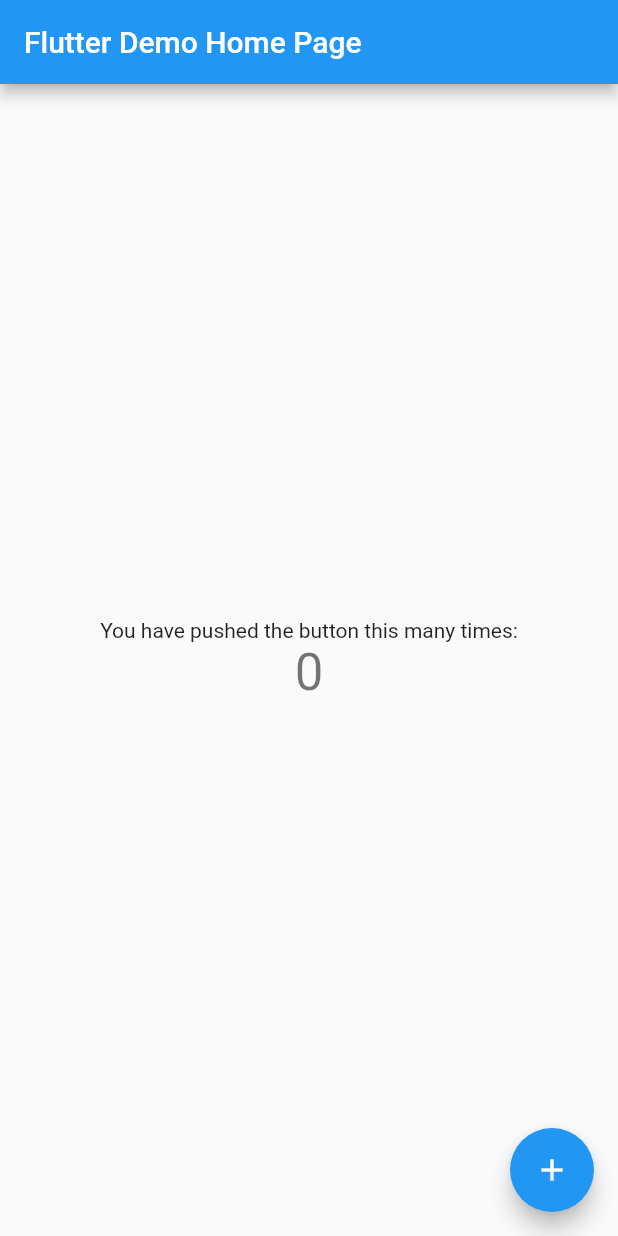
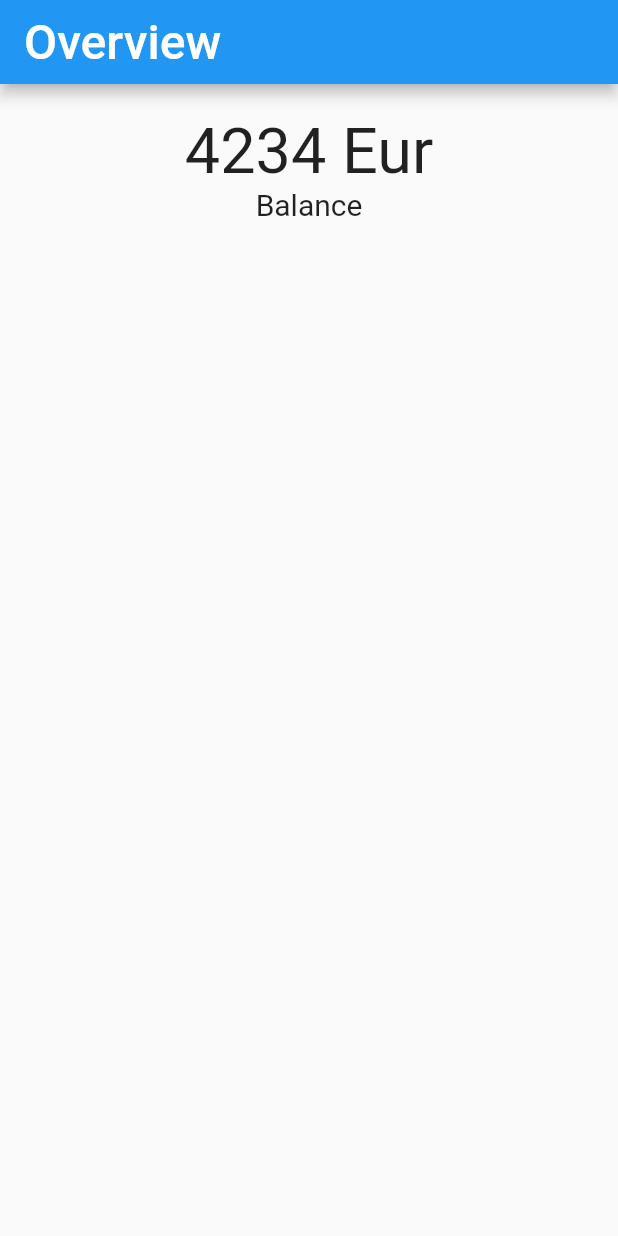
Before and after one commit to Nezas/BudgetManager, a Flutter app: the screen it shows after launch, on a phone screen of 412 x 824 dp. Run offline on Flutter 3.47's test engine with Material 2 defaults, Android fonts, the phone set to English and light mode, and no system bars.

Commit message:
Added AppBar and some text in a body

```diff
--- a/lib/main.dart
+++ b/lib/main.dart
@@ -5,113 +5,46 @@ void main() {
 }
 
 class MyApp extends StatelessWidget {
-  // This widget is the root of your application.
   @override
   Widget build(BuildContext context) {
     return MaterialApp(
-      title: 'Flutter Demo',
+      title: 'Budget Manager',
       theme: ThemeData(
-        // This is the theme of your application.
-        //
-        // Try running your application with "flutter run". You'll see the
-        // application has a blue toolbar. Then, without quitting the app, try
-        // changing the primarySwatch below to Colors.green and then invoke
-        // "hot reload" (press "r" in the console where you ran "flutter run",
-        // or simply save your changes to "hot reload" in a Flutter IDE).
-        // Notice that the counter didn't reset back to zero; the application
-        // is not restarted.
         primarySwatch: Colors.blue,
-        // This makes the visual density adapt to the platform that you run
-        // the app on. For desktop platforms, the controls will be smaller and
-        // closer together (more dense) than on mobile platforms.
+        accentColor: Colors.indigo,
         visualDensity: VisualDensity.adaptivePlatformDensity,
       ),
-      home: MyHomePage(title: 'Flutter Demo Home Page'),
+      home: HomePage(),
     );
   }
 }
 
-class MyHomePage extends StatefulWidget {
-  MyHomePage({Key key, this.title}) : super(key: key);
-
-  // This widget is the home page of your application. It is stateful, meaning
-  // that it has a State object (defined below) that contains fields that affect
-  // how it looks.
-
-  // This class is the configuration for the state. It holds the values (in this
-  // case the title) provided by the parent (in this case the App widget) and
-  // used by the build method of the State. Fields in a Widget subclass are
-  // always marked "final".
-
-  final String title;
-
+class HomePage extends StatefulWidget {
   @override
-  _MyHomePageState createState() => _MyHomePageState();
+  _HomePageState createState() => _HomePageState();
 }
 
-class _MyHomePageState extends State<MyHomePage> {
-  int _counter = 0;
-
-  void _incrementCounter() {
-    setState(() {
-      // This call to setState tells the Flutter framework that something has
-      // changed in this State, which causes it to rerun the build method below
-      // so that the display can reflect the updated values. If we changed
-      // _counter without calling setState(), then the build method would not be
-      // called again, and so nothing would appear to happen.
-      _counter++;
-    });
-  }
-
+class _HomePageState extends State<HomePage> {
   @override
   Widget build(BuildContext context) {
-    // This method is rerun every time setState is called, for instance as done
-    // by the _incrementCounter method above.
-    //
-    // The Flutter framework has been optimized to make rerunning build methods
-    // fast, so that you can just rebuild anything that needs updating rather
-    // than having to individually change instances of widgets.
+    final appBar = AppBar(
+      title: Text(
+        'Overview',
+        style: TextStyle(fontSize: 32),
+      ),
+    );
     return Scaffold(
-      appBar: AppBar(
-        // Here we take the value from the MyHomePage object that was created by
-        // the App.build method, and use it to set our appbar title.
-        title: Text(widget.title),
-      ),
-      body: Center(
-        // Center is a layout widget. It takes a single child and positions it
-        // in the middle of the parent.
-        child: Column(
-          // Column is also a layout widget. It takes a list of children and
-          // arranges them vertically. By default, it sizes itself to fit its
-          // children horizontally, and tries to be as tall as its parent.
-          //
-          // Invoke "debug painting" (press "p" in the console, choose the
-          // "Toggle Debug Paint" action from the Flutter Inspector in Android
-          // Studio, or the "Toggle Debug Paint" command in Visual Studio Code)
-          // to see the wireframe for each widget.
-          //
-          // Column has various properties to control how it sizes itself and
-          // how it positions its children. Here we use mainAxisAlignment to
-          // center the children vertically; the main axis here is the vertical
-          // axis because Columns are vertical (the cross axis would be
-          // horizontal).
-          mainAxisAlignment: MainAxisAlignment.center,
-          children: <Widget>[
-            Text(
-              'You have pushed the button this many times:',
-            ),
-            Text(
-              '$_counter',
-              style: Theme.of(context).textTheme.headline4,
-            ),
-          ],
+      appBar: appBar,
+      body: Container(
+        alignment: Alignment.center,
+          margin: EdgeInsets.all(20),
+          child: Column(
+            children: <Widget>[
+              Text("4234 Eur", style: TextStyle(fontSize: 42),),
+              Text("Balance", style: TextStyle(fontSize: 20),),
+            ],
+          ),
         ),
-      ),
-      floatingActionButton: FloatingActionButton(
-        onPressed: _incrementCounter,
-        tooltip: 'Increment',
-        child: Icon(Icons.add),
-      ), // This trailing comma makes auto-formatting nicer for build methods.
     );
   }
 }
```
Also changed, not shown: 2 other files.
